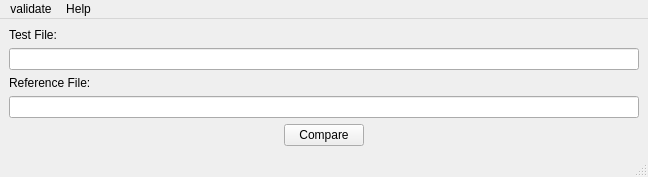
Before: the Qt Designer form ui/main_window.ui in cerealito/validate, drawn with Qt 5.
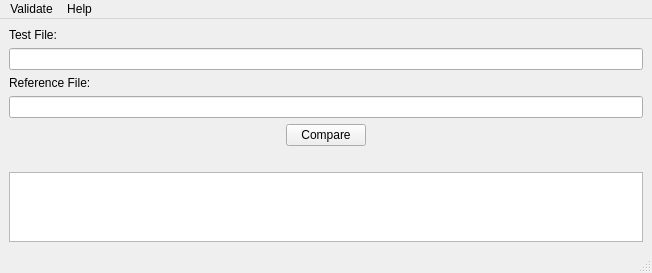
After: the same form once the commit is applied. Custom widgets are drawn as their Qt base class.

Commit message: changes in the ui: overall result, generate pdf action

The edit to the form file:
```diff
--- a/ui/main_window.ui
+++ b/ui/main_window.ui
@@ -6,8 +6,8 @@
    <rect>
     <x>0</x>
     <y>0</y>
-    <width>648</width>
-    <height>173</height>
+    <width>652</width>
+    <height>253</height>
    </rect>
   </property>
   <property name="windowTitle">
@@ -68,18 +68,32 @@
       </property>
      </widget>
     </item>
-    <item row="5" column="0" colspan="3">
-     <spacer name="spacer_v_btm">
-      <property name="orientation">
-       <enum>Qt::Vertical</enum>
+    <item row="5" column="0">
+     <widget class="QLabel" name="lbl_result_is">
+      <property name="text">
+       <string/>
       </property>
-      <property name="sizeHint" stdset="0">
-       <size>
-        <width>20</width>
-        <height>40</height>
-       </size>
+     </widget>
+    </item>
+    <item row="5" column="1" colspan="2">
+     <widget class="QLabel" name="lbl_result">
+      <property name="text">
+       <string/>
       </property>
-     </spacer>
+     </widget>
+    </item>
+    <item row="6" column="0" colspan="3">
+     <widget class="QTableView" name="table_view_results">
+      <property name="enabled">
+       <bool>true</bool>
+      </property>
+      <property name="frameShape">
+       <enum>QFrame::StyledPanel</enum>
+      </property>
+      <property name="frameShadow">
+       <enum>QFrame::Sunken</enum>
+      </property>
+     </widget>
     </item>
    </layout>
   </widget>
@@ -88,7 +102,7 @@
     <rect>
      <x>0</x>
      <y>0</y>
-     <width>648</width>
+     <width>652</width>
      <height>18</height>
     </rect>
    </property>
@@ -100,7 +114,7 @@
    </widget>
    <widget class="QMenu" name="menu_validate">
     <property name="title">
-     <string>validate</string>
+     <string>Validate</string>
     </property>
     <addaction name="action_preferences"/>
    </widget>
```
Left out of the diff: 15 changed lines with no effect on the pictures. The commit also changes 2 other files.
